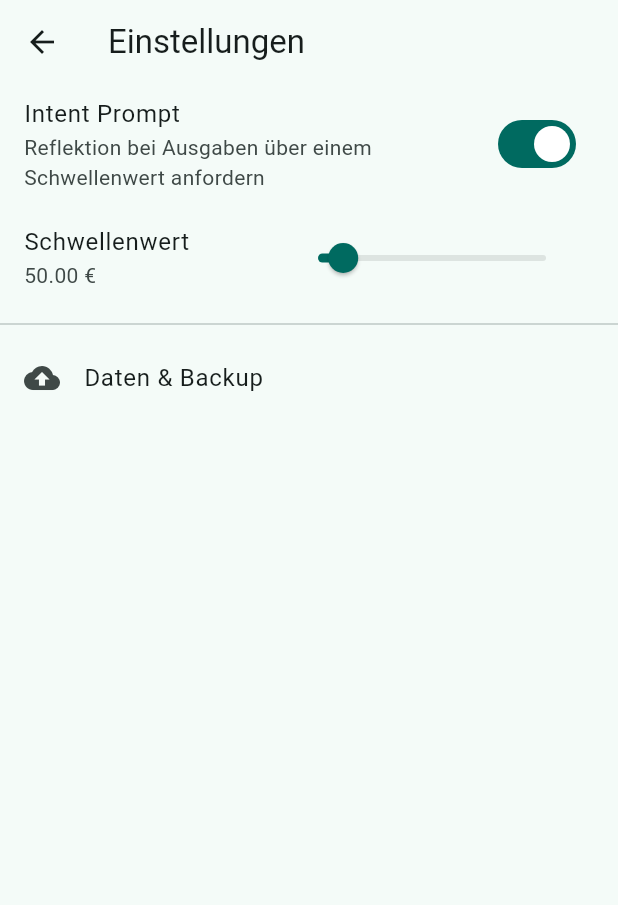
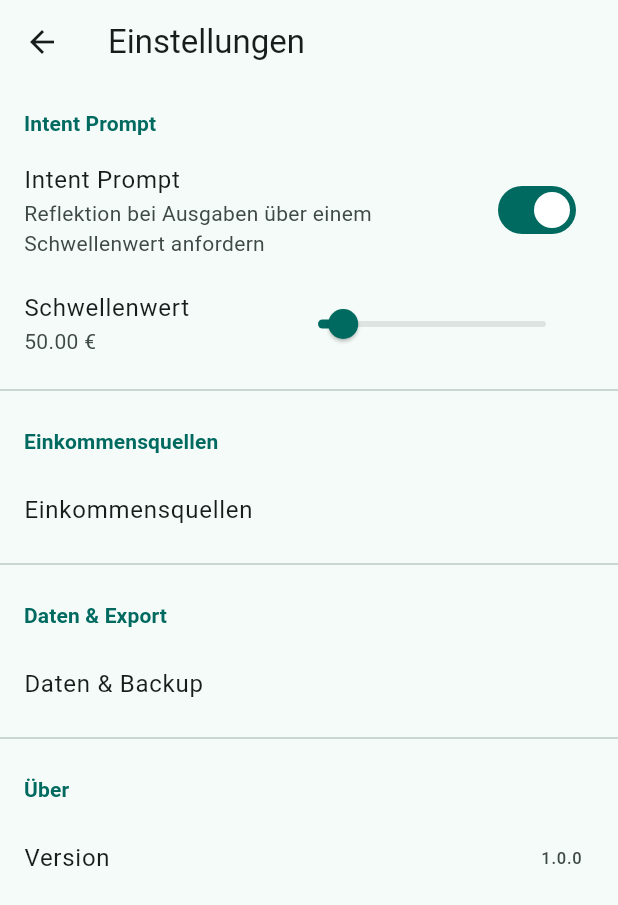
Before and after one commit to sk4ndal-commits/sati, a Flutter app: the screen it shows after launch, after a tap on the "settings" icon, on a phone screen of 412 x 824 dp. Shown: the top 905 px of the screen. Run offline on Flutter 3.47's test engine with Material 3 defaults, Android fonts, the phone set to English and light mode, and no system bars; our stand-ins replace drift, flutter_local_notifications, flutter_riverpod, permission_handler, riverpod_annotation, share_plus and 1 more; accounts and stored records are empty; generated files the repository leaves out were written again.

Commit message:
minor improvements

```diff
--- a/lib/application/home_state_provider.dart
+++ b/lib/application/home_state_provider.dart
@@ -2,16 +2,19 @@ import 'package:riverpod_annotation/riverpod_annotation.dart';
 import '../domain/entities/transaction_entity.dart';
 import 'transaction_controller.dart';
 import 'budget_overview_provider.dart';
+import 'settings_controller.dart';
 
 part 'home_state_provider.g.dart';
 
 class HomeState {
   final double remainingTotalBudget;
   final List<AttentionSignal> signals;
+  final bool isNewMonthTransition;
 
   HomeState({
     required this.remainingTotalBudget,
     required this.signals,
+    this.isNewMonthTransition = false,
   });
 }
 
@@ -36,8 +39,22 @@ class AttentionSignal {
 Future<HomeState> homeState(Ref ref) async {
   final budgetOverviewAsync = await ref.watch(budgetOverviewProvider.future);
   final transactions = await ref.watch(transactionControllerProvider.future);
+  final settingsAsync = await ref.watch(settingsControllerProvider.future);
 
-  // 1. Calculate remaining total budget
+  // 1. Check for month transition
+  bool isNewMonthTransition = false;
+  final now = DateTime.now();
+  if (settingsAsync.lastSeenMonth != null && settingsAsync.lastSeenYear != null) {
+    if (settingsAsync.lastSeenMonth != now.month || settingsAsync.lastSeenYear != now.year) {
+      isNewMonthTransition = true;
+    }
+  } else {
+    // If it's the very first time, we don't show the "New month" message
+    // but we record the current month.
+    ref.read(settingsControllerProvider.notifier).updateLastSeenMonth(now.month, now.year);
+  }
+
+  // 2. Calculate remaining total budget
   double totalRemaining = 0;
   for (final status in budgetOverviewAsync) {
     totalRemaining += status.remainingAmount;
@@ -47,17 +64,19 @@ Future<HomeState> homeState(Ref ref) async {
 
   // 2. Attention signals
   // Signal: Budget near limit (>= 80%)
-  // We only show the most critical one or a few? Requirement says max 1-2.
+  // Priority 1: First category that is >= 80%
   for (final status in budgetOverviewAsync) {
     if (status.percentUsed >= 0.8) {
       signals.add(AttentionSignal(
         type: SignalType.budgetNearLimit,
         categoryId: status.categoryId,
       ));
+      break; // Only one signal max, priority order
     }
   }
 
-  // Signal: High unplanned spend this week
+  // Priority 2: High unplanned spend this week (only if no budget signal)
+  if (signals.isEmpty) {
     final now = DateTime.now();
     final startOfWeek = now.subtract(Duration(days: now.weekday - 1));
     final startOfRange = DateTime(startOfWeek.year, startOfWeek.month, startOfWeek.day);
@@ -77,12 +96,11 @@ Future<HomeState> homeState(Ref ref) async {
         amount: unplannedWeeklySpend,
       ));
     }
-
-  // Limit to 2 signals as per requirement
-  final limitedSignals = signals.take(2).toList();
+  }
 
   return HomeState(
     remainingTotalBudget: totalRemaining,
-    signals: limitedSignals,
+    signals: signals,
+    isNewMonthTransition: isNewMonthTransition,
   );
 }
--- a/lib/application/settings_controller.dart
+++ b/lib/application/settings_controller.dart
@@ -22,18 +22,21 @@ class SettingsController extends _$SettingsController {
   Future<void> toggleIntentPrompt(bool enabled) async {
     final current = state.value;
     if (current == null) return;
-    await updateSettings(SettingsEntity(
-      intentPromptEnabled: enabled,
-      intentPromptThreshold: current.intentPromptThreshold,
-    ));
+    await updateSettings(current.copyWith(intentPromptEnabled: enabled));
   }
 
   Future<void> setThreshold(double threshold) async {
     final current = state.value;
     if (current == null) return;
-    await updateSettings(SettingsEntity(
-      intentPromptEnabled: current.intentPromptEnabled,
-      intentPromptThreshold: threshold,
+    await updateSettings(current.copyWith(intentPromptThreshold: threshold));
+  }
+
+  Future<void> updateLastSeenMonth(int month, int year) async {
+    final current = state.value;
+    if (current == null) return;
+    await updateSettings(current.copyWith(
+      lastSeenMonth: month,
+      lastSeenYear: year,
     ));
   }
 }
--- a/lib/data/database/settings_table.dart
+++ b/lib/data/database/settings_table.dart
@@ -5,4 +5,6 @@ class SettingsTable extends Table {
   IntColumn get id => integer().autoIncrement()();
   BoolColumn get intentPromptEnabled => boolean().withDefault(const Constant(true))();
   RealColumn get intentPromptThreshold => real().withDefault(const Constant(50.0))();
+  IntColumn get lastSeenMonth => integer().nullable()();
+  IntColumn get lastSeenYear => integer().nullable()();
 }
--- a/lib/data/repositories/drift_settings_repository.dart
+++ b/lib/data/repositories/drift_settings_repository.dart
@@ -21,6 +21,8 @@ class DriftSettingsRepository implements SettingsRepository {
     return SettingsEntity(
       intentPromptEnabled: row.intentPromptEnabled,
       intentPromptThreshold: row.intentPromptThreshold,
+      lastSeenMonth: row.lastSeenMonth,
+      lastSeenYear: row.lastSeenYear,
     );
   }
 
@@ -32,6 +34,8 @@ class DriftSettingsRepository implements SettingsRepository {
             SettingsTableCompanion.insert(
               intentPromptEnabled: Value(settings.intentPromptEnabled),
               intentPromptThreshold: Value(settings.intentPromptThreshold),
+              lastSeenMonth: Value(settings.lastSeenMonth),
+              lastSeenYear: Value(settings.lastSeenYear),
             ),
           );
     } else {
@@ -41,6 +45,8 @@ class DriftSettingsRepository implements SettingsRepository {
         SettingsTableCompanion(
           intentPromptEnabled: Value(settings.intentPromptEnabled),
           intentPromptThreshold: Value(settings.intentPromptThreshold),
+          lastSeenMonth: Value(settings.lastSeenMonth),
+          lastSeenYear: Value(settings.lastSeenYear),
         ),
       );
     }
--- a/lib/domain/entities/settings_entity.dart
+++ b/lib/domain/entities/settings_entity.dart
@@ -1,9 +1,27 @@
 class SettingsEntity {
   final bool intentPromptEnabled;
   final double intentPromptThreshold;
+  final int? lastSeenMonth;
+  final int? lastSeenYear;
 
   SettingsEntity({
     required this.intentPromptEnabled,
     required this.intentPromptThreshold,
+    this.lastSeenMonth,
+    this.lastSeenYear,
   });
+
+  SettingsEntity copyWith({
+    bool? intentPromptEnabled,
+    double? intentPromptThreshold,
+    int? lastSeenMonth,
+    int? lastSeenYear,
+  }) {
+    return SettingsEntity(
+      intentPromptEnabled: intentPromptEnabled ?? this.intentPromptEnabled,
+      intentPromptThreshold: intentPromptThreshold ?? this.intentPromptThreshold,
+      lastSeenMonth: lastSeenMonth ?? this.lastSeenMonth,
+      lastSeenYear: lastSeenYear ?? this.lastSeenYear,
+    );
+  }
 }
--- a/lib/l10n/app_de.arb
+++ b/lib/l10n/app_de.arb
@@ -88,6 +88,8 @@
     },
     "remainingTotalBudget": "Verbleibendes Gesamtbudget",
     "forThisMonth": "für diesen Monat",
+    "today": "Heute",
+    "noTransactionsToday": "Heute noch keine Einträge",
     "planned": "Geplant",
     "unplanned": "Ungeplant",
     "highUnplannedWeekly": "Hohe ungeplante Ausgaben diese Woche: {amount} €",
@@ -102,6 +104,12 @@
             "category": { "type": "String" }
         }
     },
+    "remainingBudgetInfo": "Noch {amount} € übrig diesen Monat",
+    "@remainingBudgetInfo": {
+        "placeholders": {
+            "amount": { "type": "String" }
+        }
+    },
     "monthlyOverview": "Monatsübersicht",
     "incomeVsExpenses": "Einnahmen vs. Ausgaben",
     "categoryBreakdown": "Kategorien",
@@ -112,5 +120,11 @@
     "dataAndBackup": "Daten & Backup",
     "exportCsv": "Als CSV exportieren",
     "exportJson": "Als JSON exportieren",
-    "exportDescription": "Exportiere alle deine Transaktionen, Budgets und Einkommensquellen in ein menschenlesbares Format. Du behältst die volle Kontrolle über deine Daten."
+    "exportDescription": "Exportiere alle deine Transaktionen, Budgets und Einkommensquellen in ein menschenlesbares Format. Du behältst die volle Kontrolle über deine Daten.",
+    "adjustBudget": "Budget anpassen",
+    "nothingToChange": "Nichts ändern diese Woche",
+    "newMonthGreeting": "Neuer Monat, frischer Start.",
+    "about": "Über",
+    "version": "Version",
+    "dataAndExport": "Daten & Export"
 }
--- a/lib/l10n/app_localizations.dart
+++ b/lib/l10n/app_localizations.dart
@@ -619,6 +619,60 @@ abstract class AppLocalizations {
   /// In en, this message translates to:
   /// **'Export all your transactions, budgets, and income sources to a human-readable format. You keep full control over your data.'**
   String get exportDescription;
+
+  /// No description provided for @adjustBudget.
+  ///
+  /// In en, this message translates to:
+  /// **'Adjust budget'**
+  String get adjustBudget;
+
+  /// No description provided for @nothingToChange.
+  ///
+  /// In en, this message translates to:
+  /// **'Nothing to change this week'**
+  String get nothingToChange;
+
+  /// No description provided for @newMonthGreeting.
+  ///
+  /// In en, this message translates to:
+  /// **'New month, fresh start.'**
+  String get newMonthGreeting;
+
+  /// No description provided for @about.
+  ///
+  /// In en, this message translates to:
+  /// **'About'**
+  String get about;
+
+  /// No description provided for @version.
+  ///
+  /// In en, this message translates to:
+  /// **'Version'**
+  String get version;
+
+  /// No description provided for @dataAndExport.
+  ///
+  /// In en, this message translates to:
+  /// **'Data & Export'**
+  String get dataAndExport;
+
+  /// No description provided for @today.
+  ///
+  /// In en, this message translates to:
+  /// **'Today'**
+  String get today;
+
+  /// No description provided for @noTransactionsToday.
+  ///
+  /// In en, this message translates to:
+  /// **'No entries yet today'**
+  String get noTransactionsToday;
+
+  /// No description provided for @remainingBudgetInfo.
+  ///
+  /// In en, this message translates to:
+  /// **'{amount} € left this month'**
+  String remainingBudgetInfo(String amount);
 }
 
 class _AppLocalizationsDelegate
--- a/lib/presentation/screens/home_screen.dart
+++ b/lib/presentation/screens/home_screen.dart
@@ -5,6 +5,7 @@ import '../../application/home_state_provider.dart';
 import '../../application/notification_service.dart';
 import '../../domain/entities/transaction_entity.dart';
 import '../../l10n/app_localizations.dart';
+import '../../application/settings_controller.dart';
 import '../../application/transaction_controller.dart';
 import 'transaction_entry_screen.dart';
 import 'income_sources_screen.dart';
@@ -33,11 +34,42 @@ class _HomeScreenState extends ConsumerState<HomeScreen> {
     await notifier.requestPermissions();
   }
 
+  void _showNewMonthGreeting(BuildContext context, WidgetRef ref) {
+    final l10n = AppLocalizations.of(context)!;
+    ScaffoldMessenger.of(context).showSnackBar(
+      SnackBar(
+        content: Text(l10n.newMonthGreeting),
+        behavior: SnackBarBehavior.floating,
+        duration: const Duration(seconds: 4),
+        action: SnackBarAction(
+          label: 'OK',
+          onPressed: () {
+            // Just dismiss
+          },
+        ),
+      ),
+    ).closed.then((_) {
+      // Update last seen month after snackbar is closed (or dismissed)
+      final now = DateTime.now();
+      ref.read(settingsControllerProvider.notifier).updateLastSeenMonth(now.month, now.year);
+    });
+  }
+
   @override
   Widget build(BuildContext context) {
     final homeStateAsync = ref.watch(homeStateProvider);
     final transactionsAsync = ref.watch(transactionControllerProvider);
     final l10n = AppLocalizations.of(context)!;
+
+    ref.listen(homeStateProvider, (previous, next) {
+      next.whenData((state) {
+        if (state.isNewMonthTransition) {
+          WidgetsBinding.instance.addPostFrameCallback((_) {
+            _showNewMonthGreeting(context, ref);
+          });
+        }
+      });
+    });
 
     return Scaffold(
       appBar: AppBar(
@@ -98,15 +130,12 @@ class _HomeScreenState extends ConsumerState<HomeScreen> {
               ),
               if (homeState.signals.isNotEmpty)
                 SliverToBoxAdapter(
-                  child: _AttentionSignals(signals: homeState.signals),
+                  child: Padding(
+                    padding: const EdgeInsets.only(bottom: 12.0),
+                    child: _SignalItem(signal: homeState.signals.first),
+                  ),
                 ),
-              if (transactions.isEmpty)
-                SliverFillRemaining(
-                  hasScrollBody: false,
-                  child: Center(child: Text(l10n.noTransactions)),
-                )
-              else
-                _TransactionList(transactions: transactions),
+              _TransactionList(transactions: transactions),
             ],
           ),
           loading: () => const SliverFillRemaining(
@@ -173,18 +202,6 @@ class _StateCard extends StatelessWidget {
   }
 }
 
-class _AttentionSignals extends StatelessWidget {
-  final List<AttentionSignal> signals;
-
-  const _AttentionSignals({required this.signals});
-
-  @override
-  Widget build(BuildContext context) {
-    return Column(
-      children: signals.map((signal) => _SignalItem(signal: signal)).toList(),
-    );
-  }
-}
 
 class _SignalItem extends StatelessWidget {
   final AttentionSignal signal;
@@ -244,37 +261,58 @@ class _TransactionList extends StatelessWidget {
 
   @override
   Widget build(BuildContext context) {
+    final l10n = AppLocalizations.of(context)!;
+    final now = DateTime.now();
+    final today = DateTime(now.year, now.month, now.day);
+
     // Group transactions by day
     final sorted = List<TransactionEntity>.from(transactions)
       ..sort((a, b) => b.date.compareTo(a.date));
 
     final grouped = <DateTime, List<TransactionEntity>>{};
+    // Ensure "Today" is always present in the map
+    grouped[today] = [];
+
     for (final t in sorted) {
       final date = DateTime(t.date.year, t.date.month, t.date.day);
       grouped.putIfAbsent(date, () => []).add(t);
     }
 
-    final dates = grouped.keys.toList();
+    final dates = grouped.keys.toList()..sort((a, b) => b.compareTo(a));
 
     return SliverList(
       delegate: SliverChildBuilderDelegate(
         (context, index) {
           final date = dates[index];
           final dayTransactions = grouped[date]!;
+          final isToday = date.isAtSameMomentAs(today);
+
           return Column(
             crossAxisAlignment: CrossAxisAlignment.start,
             children: [
               Padding(
                 padding: const EdgeInsets.fromLTRB(16, 24, 16, 8),
                 child: Text(
-                  DateFormat.yMMMMd().format(date),
+                  isToday ? l10n.today : DateFormat.yMMMMd().format(date),
                   style: Theme.of(context).textTheme.titleSmall?.copyWith(
                         color: Theme.of(context).colorScheme.outline,
                         fontWeight: FontWeight.bold,
                       ),
                 ),
               ),
-              ...dayTransactions.map((t) => _TransactionTile(transaction: t)),
+              if (isToday && dayTransactions.isEmpty)
+                Padding(
+                  padding: const EdgeInsets.symmetric(horizontal: 16, vertical: 8),
+                  child: Text(
+                    l10n.noTransactionsToday,
+                    style: Theme.of(context).textTheme.bodyMedium?.copyWith(
+                          color: Theme.of(context).colorScheme.outline.withOpacity(0.7),
+                          fontStyle: FontStyle.italic,
+                        ),
+                  ),
+                )
+              else
+                ...dayTransactions.map((t) => _TransactionTile(transaction: t)),
             ],
           );
         },
--- a/lib/presentation/screens/settings_screen.dart
+++ b/lib/presentation/screens/settings_screen.dart
@@ -3,6 +3,7 @@ import 'package:flutter_riverpod/flutter_riverpod.dart';
 import '../../application/settings_controller.dart';
 import '../../l10n/app_localizations.dart';
 import 'data_backup_screen.dart';
+import 'income_sources_screen.dart';
 
 class SettingsScreen extends ConsumerWidget {
   const SettingsScreen({super.key});
@@ -19,6 +20,7 @@ class SettingsScreen extends ConsumerWidget {
       body: settingsAsync.when(
         data: (settings) => ListView(
           children: [
+            _SettingsSectionHeader(title: l10n.intentPrompt),
             SwitchListTile(
               title: Text(l10n.intentPrompt),
               subtitle: Text(l10n.intentPromptDescription),
@@ -46,14 +48,30 @@ class SettingsScreen extends ConsumerWidget {
                 ),
               ),
             const Divider(),
+            _SettingsSectionHeader(title: l10n.incomeSources),
             ListTile(
-              leading: const Icon(Icons.backup),
+              title: Text(l10n.incomeSources),
+              onTap: () {
+                Navigator.of(context).push(
+                  MaterialPageRoute(builder: (context) => const IncomeSourcesScreen()),
+                );
+              },
+            ),
+            const Divider(),
+            _SettingsSectionHeader(title: l10n.dataAndExport),
+            ListTile(
               title: Text(l10n.dataAndBackup),
               onTap: () {
                 Navigator.of(context).push(
                   MaterialPageRoute(builder: (context) => const DataBackupScreen()),
                 );
               },
+            ),
+            const Divider(),
+            _SettingsSectionHeader(title: l10n.about),
+            ListTile(
+              title: Text(l10n.version),
+              trailing: const Text('1.0.0'),
             ),
           ],
         ),
@@ -63,3 +81,23 @@ class SettingsScreen extends ConsumerWidget {
     );
   }
 }
+
+class _SettingsSectionHeader extends StatelessWidget {
+  final String title;
+
+  const _SettingsSectionHeader({required this.title});
+
+  @override
+  Widget build(BuildContext context) {
+    return Padding(
+      padding: const EdgeInsets.fromLTRB(16, 16, 16, 8),
+      child: Text(
+        title,
+        style: Theme.of(context).textTheme.labelLarge?.copyWith(
+              color: Theme.of(context).colorScheme.primary,
+              fontWeight: FontWeight.bold,
+            ),
+      ),
+    );
+  }
+}
```
Also changed, not shown: lib/application/friction_calibration_provider.dart (added, +72 -0 lines), lib/data/database/app_database.dart (+8 -1 lines), lib/l10n/app_en.arb (+15 -1 lines), lib/l10n/app_localizations_de.dart (+29 -0 lines), lib/l10n/app_localizations_en.dart (+29 -0 lines), lib/presentation/screens/transaction_entry_screen.dart (+39 -0 lines), lib/presentation/screens/weekly_review_screen.dart (+42 -0 lines), lib/application/export_service.g.dart, lib/application/friction_calibration_provider.g.dart (added), lib/application/home_state_provider.g.dart, lib/application/settings_controller.g.dart, lib/data/database/app_database.g.dart. Lines whose indentation alone changed are shown as unchanged.
